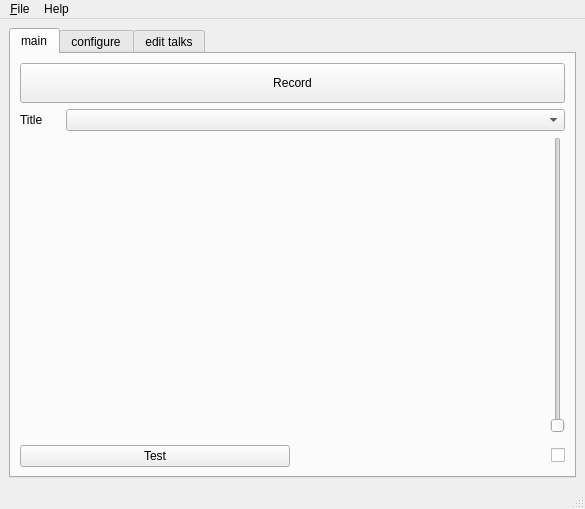
The window that src/forms/freeseer_ui_qt.ui (Freeseer/freeseer) describes before a commit, drawn with Qt 5.
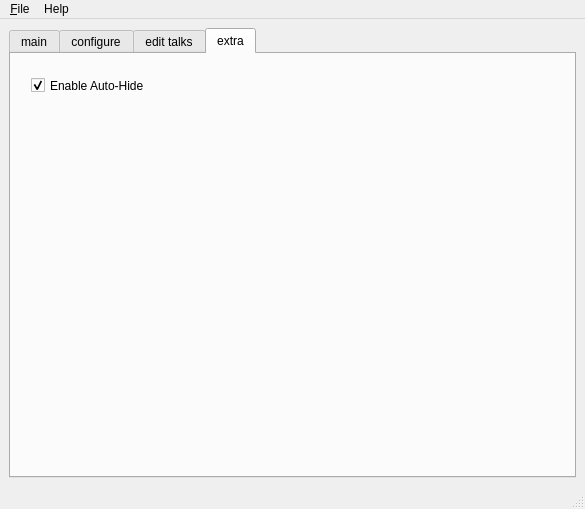
The same window after the commit. The open tabs and pages were chosen to show the change. Icons and pictures are not drawn.

Commit message: Auto-hides the window when the program is recording and changes the SystemTrayIcon. Double click on the icon to bring window back up to press the Stop button. The Stop button changes the SystemTrayIcon to default. Hiding function and output preview is dependent on the 'Enable Auto-Hide' checkbox in extra tab.

Diff of the .ui file:
```diff
--- a/src/forms/freeseer_ui_qt.ui
+++ b/src/forms/freeseer_ui_qt.ui
@@ -667,6 +667,30 @@
         </item>
        </layout>
       </widget>
+      <widget class="QWidget" name="extraPage">
+       <attribute name="title">
+        <string>extra</string>
+       </attribute>
+       <widget class="QCheckBox" name="autoHideCheckbox">
+        <property name="geometry">
+         <rect>
+          <x>20</x>
+          <y>20</y>
+          <width>141</width>
+          <height>23</height>
+         </rect>
+        </property>
+        <property name="toolTip">
+         <string>Disables auto-hide to system tray.</string>
+        </property>
+        <property name="text">
+         <string>Enable Auto-Hide</string>
+        </property>
+        <property name="checked">
+         <bool>true</bool>
+        </property>
+       </widget>
+      </widget>
      </widget>
     </item>
    </layout>
```
Left out of the diff: 6 changed lines with no effect on the pictures. The commit also changes 3 other files.
